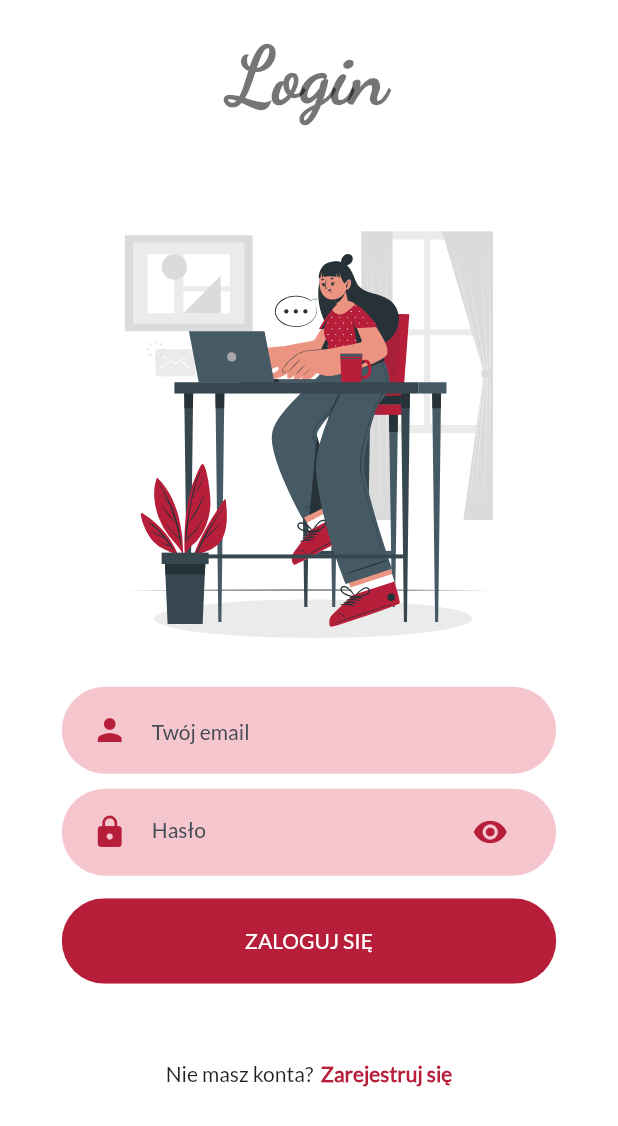
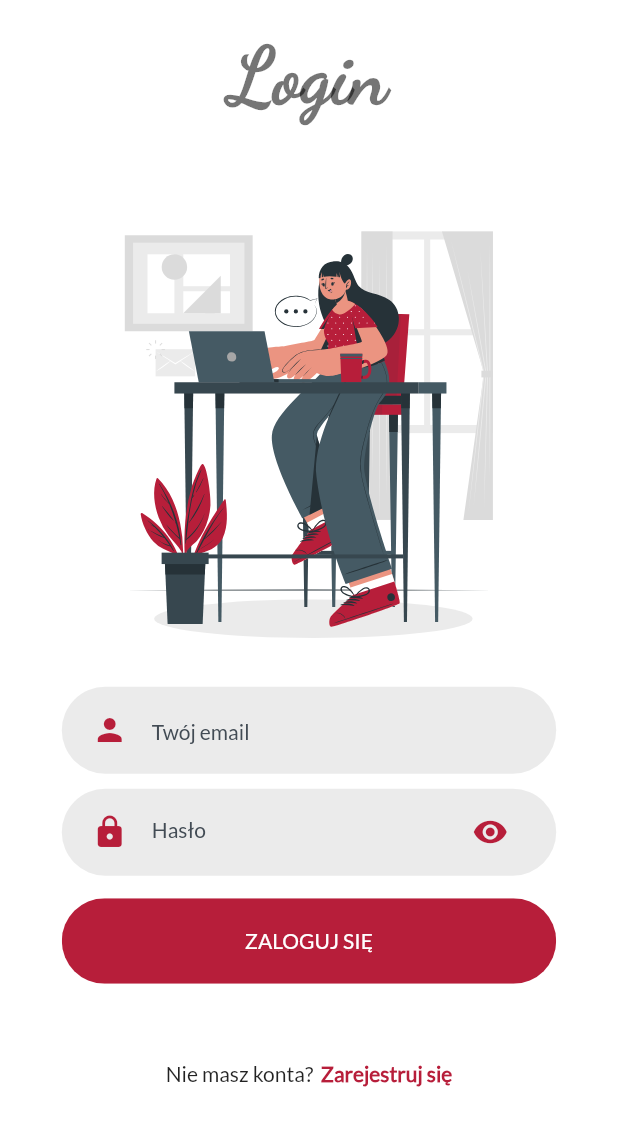
Before and after one commit to hanyska/lidlomiks, a Flutter app: the LoginScreen screen opened directly, on a phone screen of 412 x 824 dp. Shown: the top 1126 px of the screen. Run offline on Flutter 3.47's test engine with Material 2 defaults, Android fonts, the phone set to English and light mode, and no system bars; our stand-ins replace flutter_svg.

Commit message:
Updated login page

```diff
--- a/lib/components/rounded_input.dart
+++ b/lib/components/rounded_input.dart
@@ -50,7 +50,6 @@ class _RoundedInputState extends State<RoundedInput> {
           hintStyle: TextStyle(fontSize: 14.0, color: kGrey),
           border: InputBorder.none,
           suffixIcon: widget.isPassword ? passwordSuffixIcon : null,
-          focusColor: Colors.white
         ),
       )
     );
--- a/lib/components/rounded_wrapper.dart
+++ b/lib/components/rounded_wrapper.dart
@@ -19,7 +19,7 @@ class RoundedWrapper extends StatelessWidget {
       padding: EdgeInsets.symmetric(horizontal: 20, vertical: 5),
       width: size.width * 0.8,
       decoration: BoxDecoration(
-        color: kPrimaryLightColor,
+        color: kLightGrey,
         borderRadius: BorderRadius.circular(29)
       ),
       child: child,
--- a/lib/constants.dart
+++ b/lib/constants.dart
@@ -8,6 +8,6 @@ const Color kYellow = Color(0xFFF9C846);
 const Color kGreen = Color(0xFF82D173);
 const Color kBlue = Color(0xFF7C90DB);
 const Color kGrey = Color(0xFF424B54);
-const Color kLightGrey = Color(0xFF848586);
+const Color kLightGrey = Color(0xFFebebeb);
 const Color kCoffee = Color(0xFFC5BAAF);
 const Color kBeige = Color(0xFFEBCFB2);
--- a/lib/screens/home_screen.dart
+++ b/lib/screens/home_screen.dart
@@ -39,7 +39,7 @@ class _HomeScreenState extends State<HomeScreen> {
                 ),
                 RoundedButton(
                   text: "Zarejestruj się".toUpperCase(),
-                  color: kLightGrey,
+                  color: kGrey.withOpacity(0.7),
                   onClicked: () => print('Sing up'),
                 ),
               ],
```
